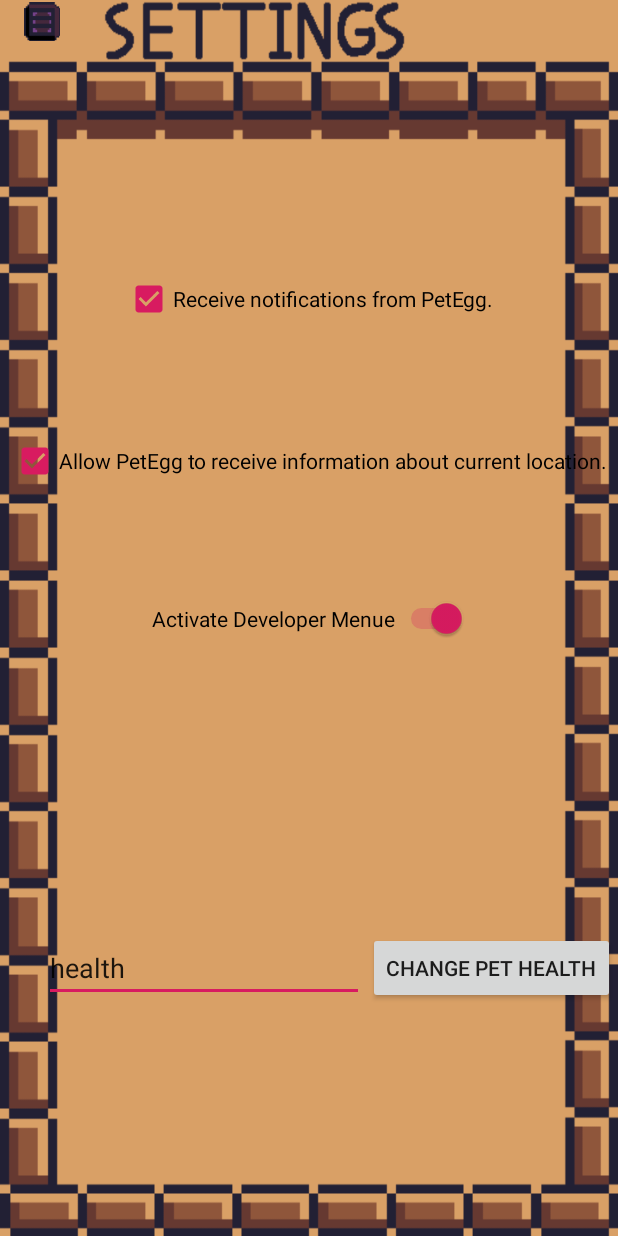
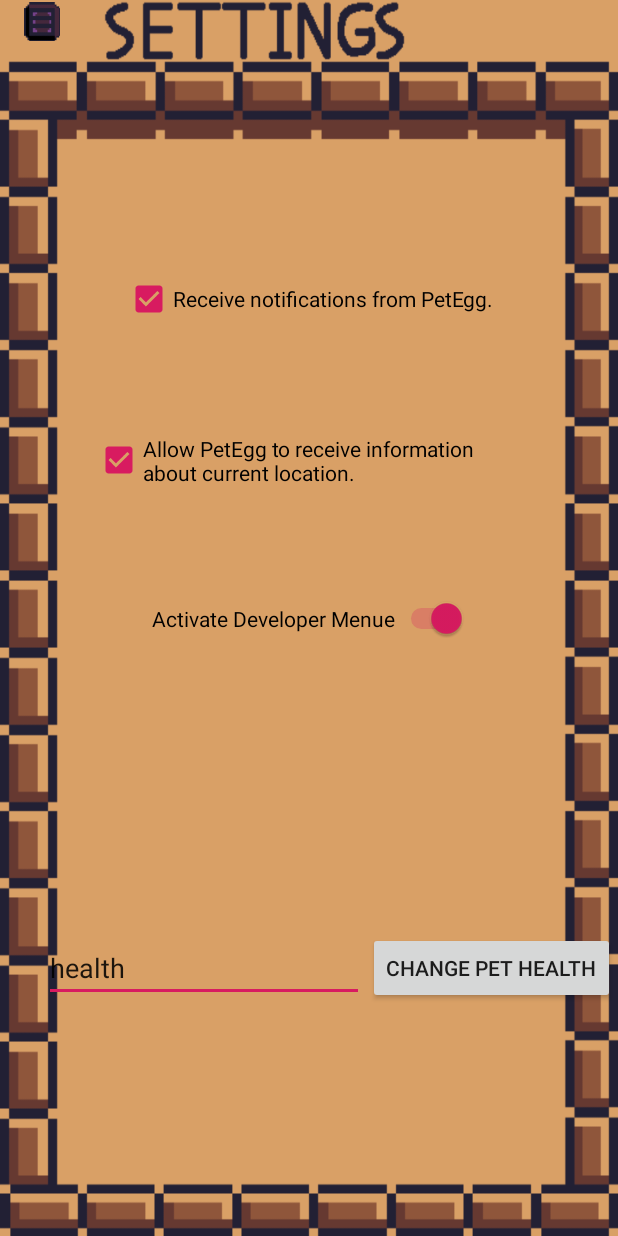
Before and after one commit to FlyingTurtle5/PetEgg, an Android app: the SettingsMenue screen opened directly, with no data from a screen before it, on a phone screen of 412 x 824 dp. Run offline under Robolectric (Android 15) with nearby library versions, the phone set to English and light mode, and no system bars.

Commit message:
small fix

```diff
--- a/app/src/main/res/layout/activity_settings_menue.xml
+++ b/app/src/main/res/layout/activity_settings_menue.xml
@@ -28,8 +28,8 @@
 
             <CheckBox
                 android:id="@+id/location_toggle"
-                android:layout_width="wrap_content"
-                android:layout_height="wrap_content"
+                android:layout_width="285dp"
+                android:layout_height="63dp"
                 android:text="@string/allow_petegg_to_receive_information_about_current_location"
                 app:layout_constraintBottom_toTopOf="@+id/developer_mode"
                 app:layout_constraintEnd_toEndOf="parent"
```
